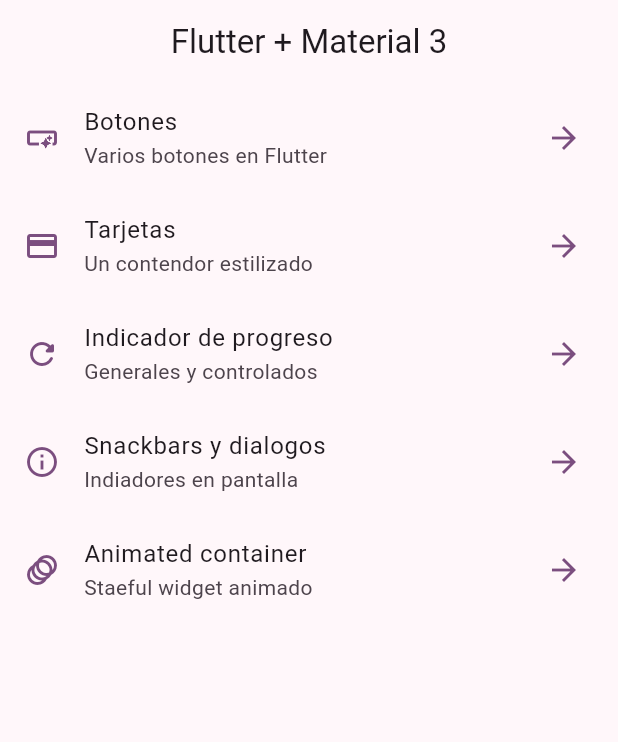
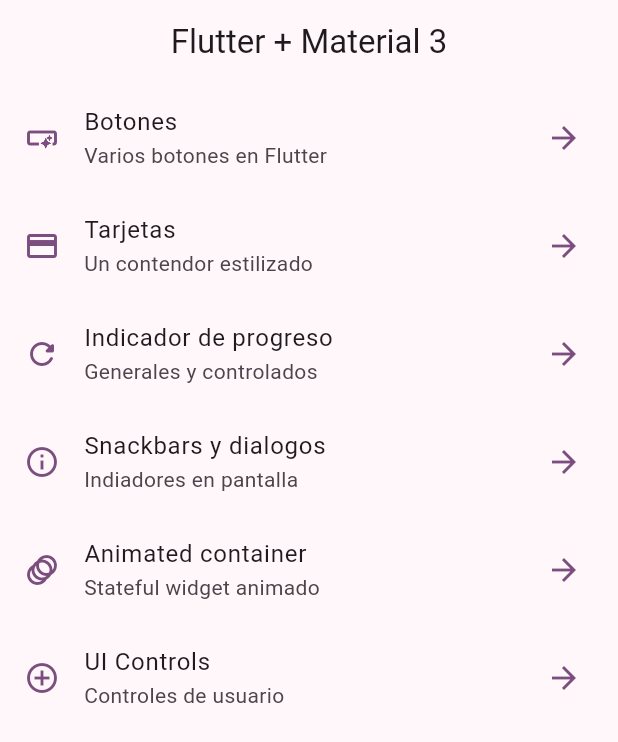
Before and after one commit to SergioBGISC99/widgets_app, a Flutter app: the screen it shows after launch, on a phone screen of 412 x 824 dp. Shown: the top 742 px of the screen. Run offline on Flutter 3.47's test engine with Material 2 defaults, Android fonts, the phone set to English and light mode, and no system bars; our stand-ins replace go_router.

Commit message:
ui controls empezados

```diff
--- a/lib/config/menu/menu_items.dart
+++ b/lib/config/menu/menu_items.dart
@@ -36,7 +36,12 @@ const appMenuItems = <MenuItem>[
       icon: Icons.info_outline),
   MenuItem(
       title: 'Animated container',
-      subtitle: 'Staeful widget animado',
+      subtitle: 'Stateful widget animado',
       link: '/animated',
-      icon: Icons.animation_outlined)
+      icon: Icons.animation_outlined),
+  MenuItem(
+      title: 'UI Controls',
+      subtitle: 'Controles de usuario',
+      link: '/ui-controls',
+      icon: Icons.control_point_sharp)
 ];
--- a/lib/config/router/app_router.dart
+++ b/lib/config/router/app_router.dart
@@ -26,4 +26,8 @@ final appRouter = GoRouter(initialLocation: '/', routes: [
       path: '/animated',
       name: AnimatedScreen.name,
       builder: (context, state) => const AnimatedScreen()),
+  GoRoute(
+      path: '/ui-controls',
+      name: UIControlsScreen.name,
+      builder: (context, state) => const UIControlsScreen()),
 ]);
```
Also changed, not shown: lib/presentation/screen/ui_controls/ui_controls_screen.dart (+66 -1 lines).
